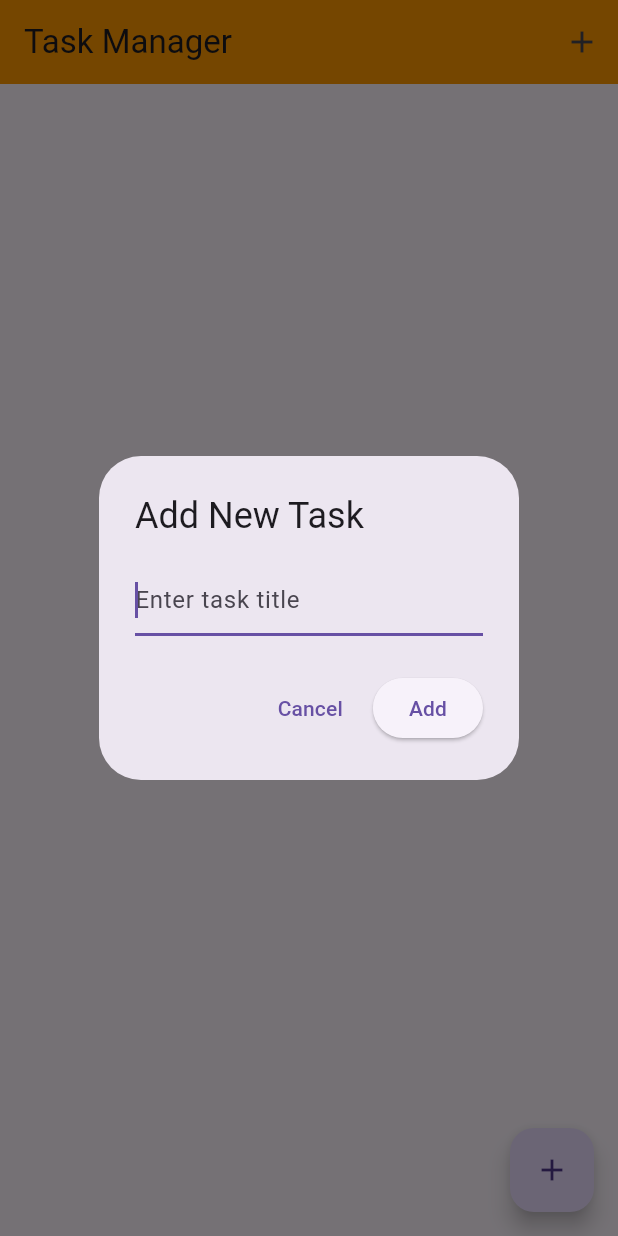
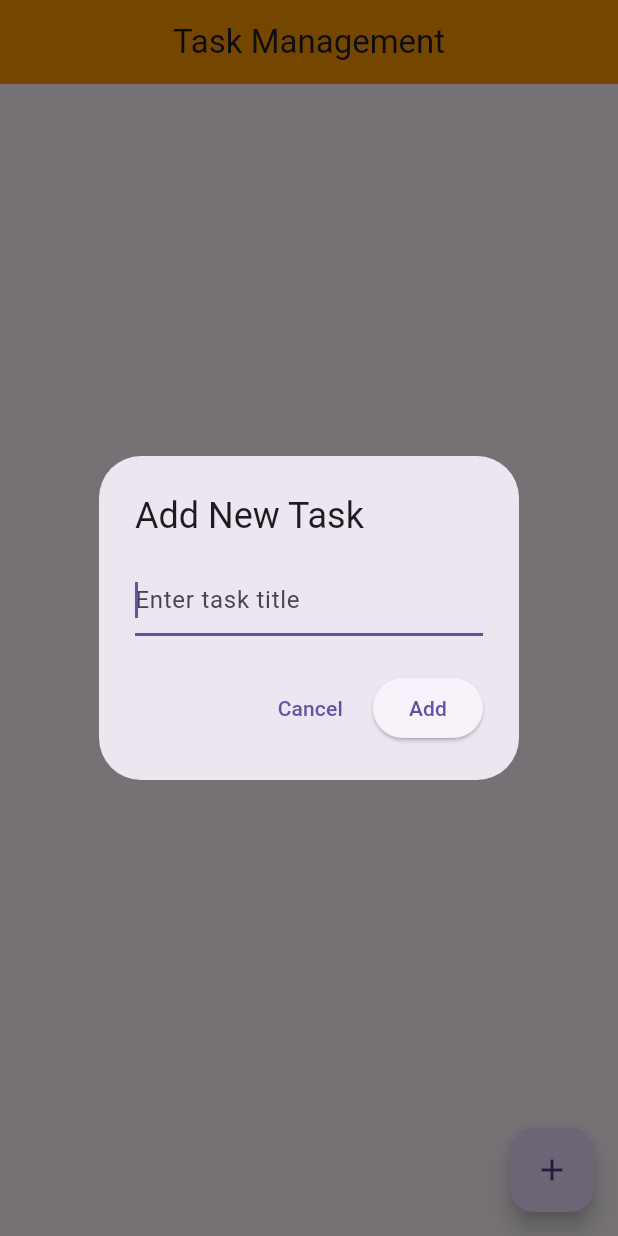
Before and after one commit to Labeebkhan/task_managment, a Flutter app: the screen it shows after launch, after a tap on the "add" icon, on a phone screen of 412 x 824 dp. Run offline on Flutter 3.47's test engine with Material 3 defaults, Android fonts, the phone set to English and light mode, and no system bars; our stand-ins replace shared_preferences.

Commit message:
changed the Layout

```diff
--- a/lib/main.dart
+++ b/lib/main.dart
@@ -128,13 +128,13 @@ class _TaskHomePageState extends State<TaskHomePage> {
   Widget build(BuildContext context) {
     return Scaffold(
       appBar: AppBar(
-        title: const Text("Task Manager"),
+        title: Center(child: const Text("Task Management")),
         backgroundColor: Colors.orange,
         actions: [
-          IconButton(
-            icon: const Icon(Icons.add),
-            onPressed: _showAddTaskDialog,
-          ),
+          // IconButton(
+          //   icon: const Icon(Icons.add),
+          //   onPressed: _showAddTaskDialog,
+          // ),
         ],
       ),
       body:
```
